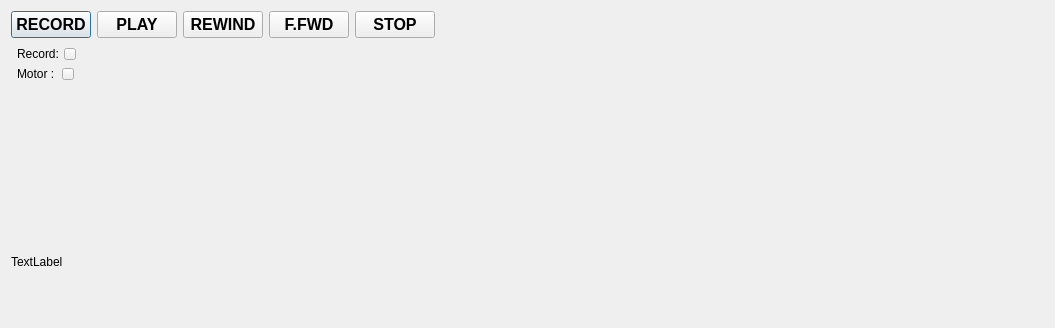
This is tape_window.ui in ThKattanek/emu64 as Qt 5 draws it before an edit. The edited form follows.
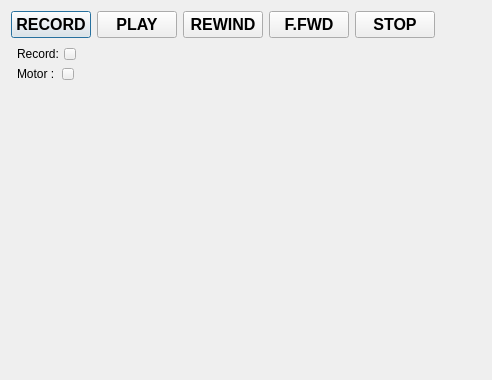
This is the edited form. Custom widgets are drawn as their Qt base class.

```diff
--- a/tape_window.ui
+++ b/tape_window.ui
@@ -6,8 +6,8 @@
    <rect>
     <x>0</x>
     <y>0</y>
-    <width>1055</width>
-    <height>328</height>
+    <width>485</width>
+    <height>380</height>
    </rect>
   </property>
   <property name="windowTitle">
@@ -282,7 +282,7 @@
    <item>
     <widget class="QLabel" name="TapeInfoOut">
      <property name="text">
-      <string>TextLabel</string>
+      <string/>
      </property>
     </widget>
    </item>
```
